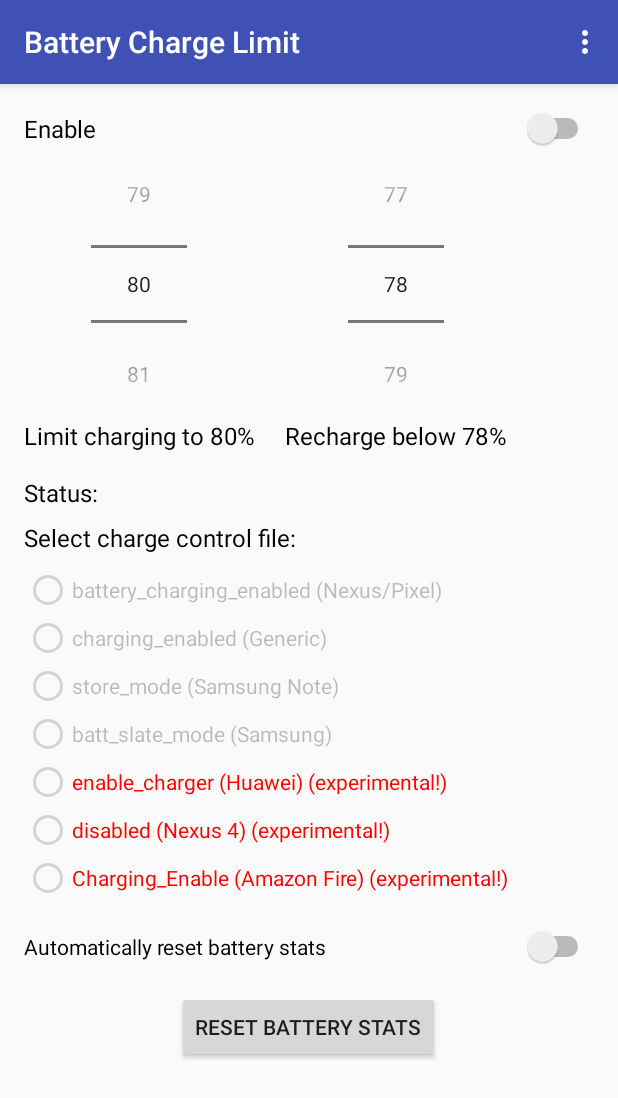
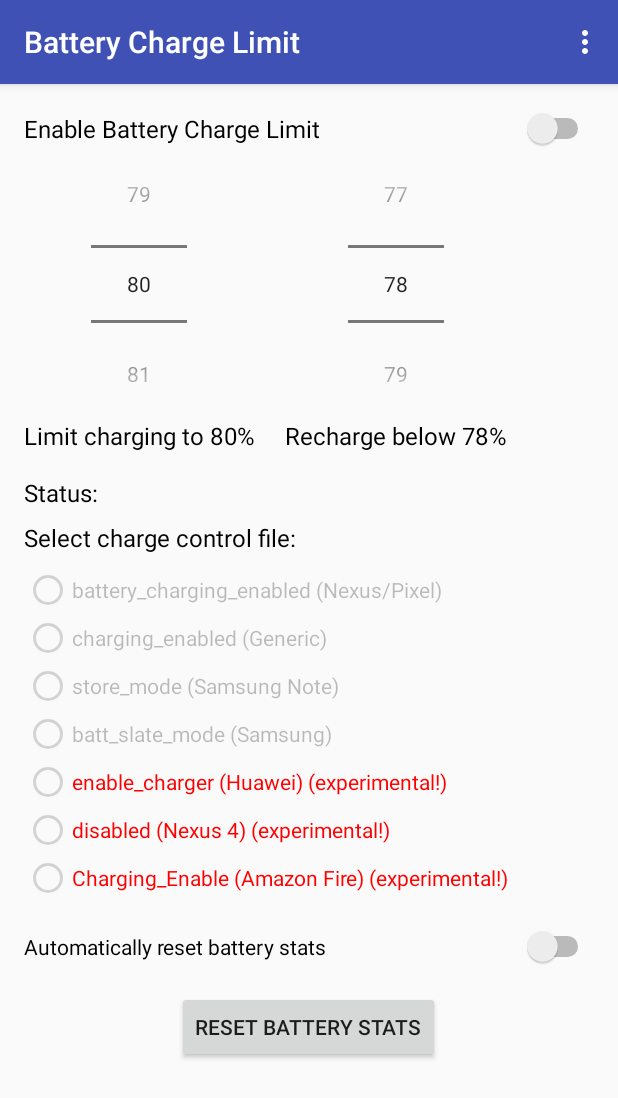
Before and after one commit to sriharshaarangi/BatteryChargeLimit, an Android app: the screen it shows after launch (MainActivity), after a tap on "RESET BATTERY STATS", on a phone screen of 412 x 824 dp. Shown: the top 1098 px of the screen. Run offline under Robolectric (Android 15) with nearby library versions, the phone set to English and light mode, and no system bars; libraries missing offline, so code that uses them is left out: eu.chainfire.libsuperuser; 4 statements that could not run were skipped.

Commit message:
improved strings, implemented stats reset for new Nexus devices

```diff
--- a/app/src/main/java/com/slash/batterychargelimit/SharedMethods.java
+++ b/app/src/main/java/com/slash/batterychargelimit/SharedMethods.java
@@ -5,9 +5,13 @@ import android.content.Intent;
 import android.content.IntentFilter;
 import android.content.SharedPreferences;
 import android.os.BatteryManager;
+import android.os.Bundle;
+import android.util.Log;
 import android.widget.Toast;
 import eu.chainfire.libsuperuser.Shell;
 
+import java.lang.reflect.Constructor;
+import java.lang.reflect.Method;
 import java.util.List;
 
 import static com.slash.batterychargelimit.Constants.*;
@@ -103,8 +107,21 @@ public class SharedMethods {
         return level * 100 / scale;
     }
 
-    public static void resetBatteryStats(Context context){
-        Shell.SU.run("dumpsys batterystats --reset");
+    public static void resetBatteryStats(Context context) {
+        try {
+            // new technique for PureNexus-powered devices
+            Class<?> helperClass = Class.forName("com.android.internal.os.BatteryStatsHelper");
+            Constructor<?> constructor = helperClass.getConstructor(Context.class, boolean.class, boolean.class);
+            Object instance = constructor.newInstance(context, false, false);
+            Method createMethod = helperClass.getMethod("create", Bundle.class);
+            createMethod.invoke(instance, (Bundle) null);
+            Method resetMethod = helperClass.getMethod("resetStatistics");
+            resetMethod.invoke(instance);
+        } catch (Exception e) {
+            Log.i("New reset method failed", e.getMessage(), e);
+            // on Exception, fall back to conventional method
+            Shell.SU.run("dumpsys batterystats --reset");
+        }
         Toast.makeText(context, R.string.stats_reset_success, Toast.LENGTH_LONG).show();
     }
 
--- a/app/src/main/res/layout/content_main.xml
+++ b/app/src/main/res/layout/content_main.xml
@@ -12,7 +12,7 @@
 <RelativeLayout xmlns:android="http://schemas.android.com/apk/res/android"
     android:id="@+id/content_main"
     android:layout_width="match_parent"
-    android:layout_height="match_parent"
+    android:layout_height="wrap_content"
     android:paddingBottom="@dimen/activity_vertical_margin"
     android:paddingLeft="@dimen/activity_horizontal_margin"
     android:paddingRight="@dimen/activity_horizontal_margin"
--- a/app/src/main/res/values/strings.xml
+++ b/app/src/main/res/values/strings.xml
@@ -4,7 +4,7 @@
     <string name="source_code" translatable="false"><a href="https://github.com/sriharshaarangi/BatteryChargeLimit">Source Code</a></string>
     <string name="xda_thread" translatable="false"><a href="https://forum.xda-developers.com/android/apps-games/root-battery-charge-limit-t3557002/">XDA Thread</a></string>
     <string name="about">About</string>
-    <string name="enable">Enable </string>
+    <string name="enable">Enable Battery Charge Limit</string>
     <string name="limit">Limit charging to %1$d%%</string>
     <string name="recharge_below">Recharge below %1$d%%</string>
     <string name="status">Status: </string>
```
Also changed, not shown: 1 other file.
